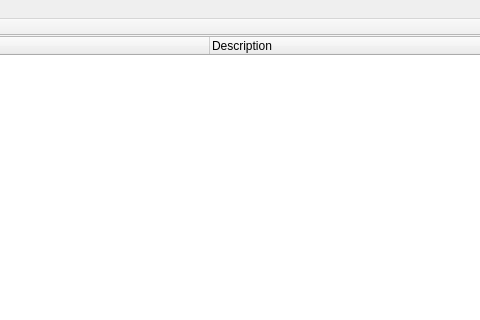
The window that src/mainwindow.ui (dbzhang800/QtTiffTagViewer) describes before a commit, drawn with Qt 5; both pictures show x 291 to 771 and y 0 to 320 of the 975 by 641 pixel window.
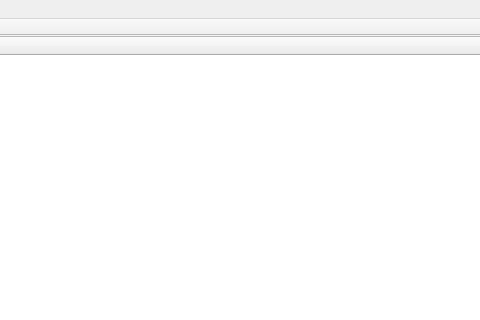
The same window after the commit.

Patch:
```diff
--- a/src/mainwindow.ui
+++ b/src/mainwindow.ui
@@ -45,11 +45,6 @@
         <string>Value</string>
        </property>
       </column>
-      <column>
-       <property name="text">
-        <string>Description</string>
-       </property>
-      </column>
      </widget>
     </item>
    </layout>
```
